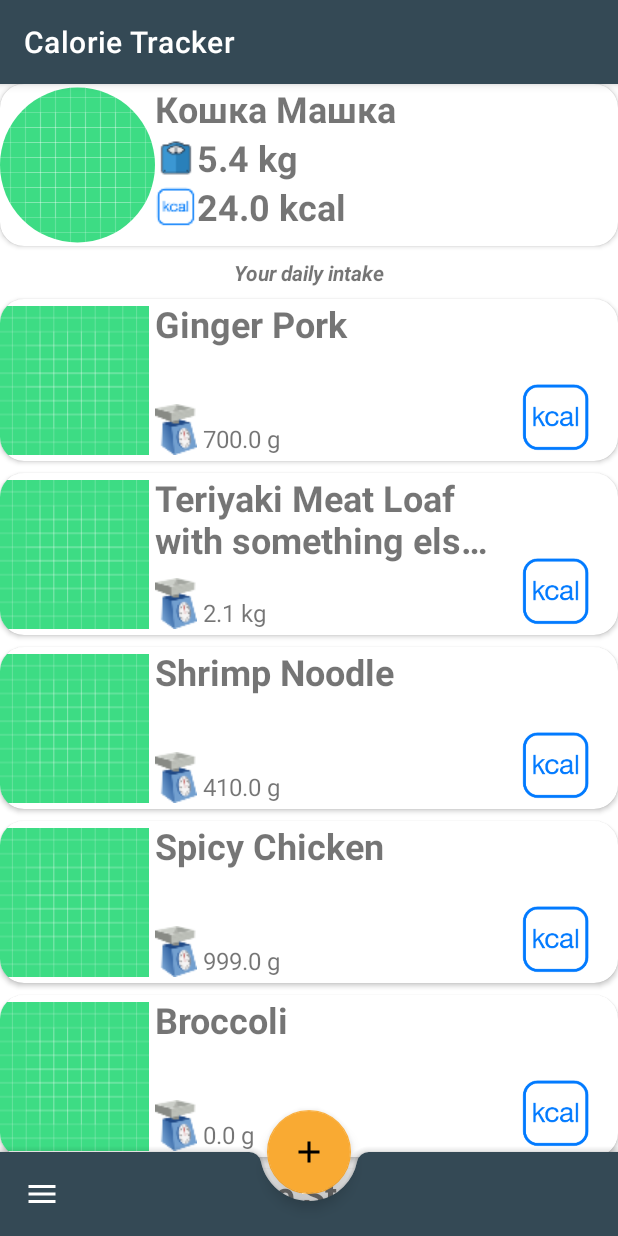
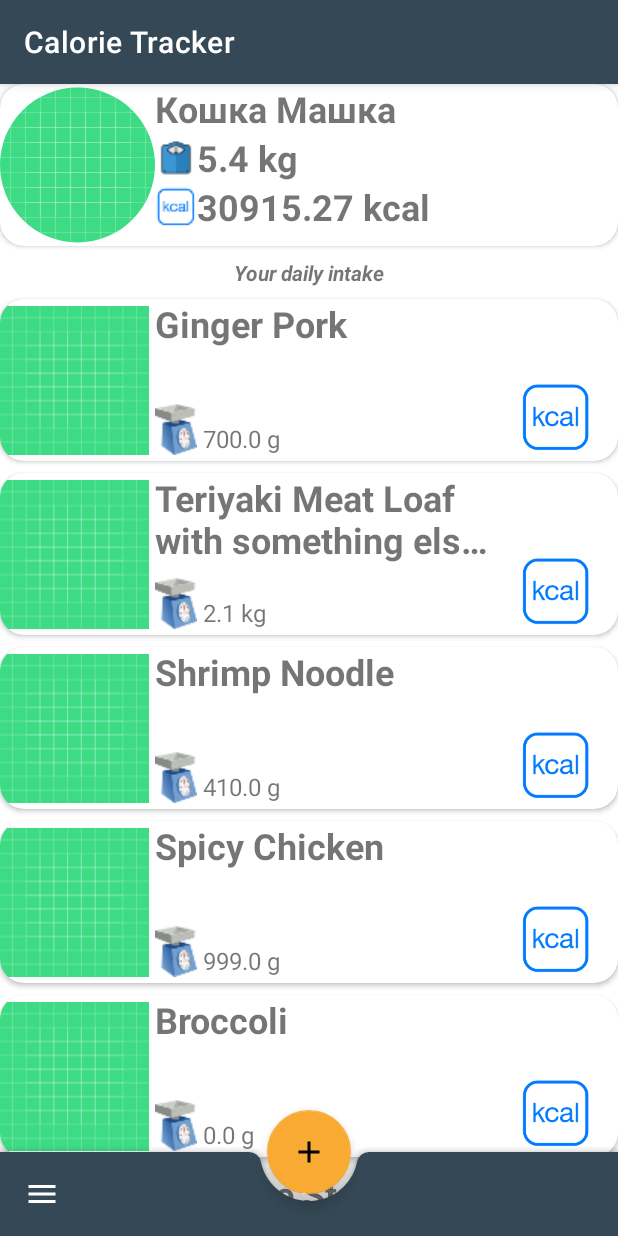
Before and after one commit to Vit-Zakh/calorie-tracker, an Android app: the screen it shows after launch (MainActivity), on a phone screen of 412 x 824 dp. Run offline under Robolectric (Android 15) with nearby library versions, the phone set to English and light mode, and no system bars; our stand-ins replace CircleImageView; pictures from the network do not load; 1 statement that could not run was skipped.

Commit message:
updated meal item layout, new meal images, hardcoded formulas

```diff
--- a/app/src/main/java/com/example/calorietracker/DailyIntakeFragment.kt
+++ b/app/src/main/java/com/example/calorietracker/DailyIntakeFragment.kt
@@ -7,7 +7,6 @@ import androidx.navigation.fragment.findNavController
 import androidx.recyclerview.widget.LinearLayoutManager
 import androidx.recyclerview.widget.RecyclerView
 import com.google.android.material.floatingactionbutton.FloatingActionButton
-import java.math.RoundingMode
 
 class DailyIntakeFragment : Fragment(R.layout.fragment_daily_intake) {
 
@@ -31,12 +30,12 @@ class DailyIntakeFragment : Fragment(R.layout.fragment_daily_intake) {
     }
 
     companion object {
-        fun getDailyCalories(): Double {
-            return DataSource.createDataSet().filterIsInstance<Meal>()
-                .sumByDouble {
-                    it.mealCalories.toBigDecimal().setScale(3, RoundingMode.HALF_EVEN).scale()
-                        .toDouble()
-                }
+
+        fun getDailyCalories(): String {
+            return "%.${2}f".format(
+                DataSource.createDataSet().filterIsInstance<Meal>()
+                    .sumByDouble { it.mealCalories.times(it.mealWeight.div(100)).toDouble() }
+            )
         }
     }
 }
--- a/app/src/main/java/com/example/calorietracker/DataSource.kt
+++ b/app/src/main/java/com/example/calorietracker/DataSource.kt
@@ -14,7 +14,7 @@ class DataSource {
                 Meal(
                     1,
                     "Ginger Pork",
-                    "https://picsum.photos/200/300",
+                    "https://images.unsplash.com/photo-1601748361140-03605c34e843?ixid=MXwxMjA3fDB8MHxwaG90by1wYWdlfHx8fGVufDB8fHw%3D&ixlib=rb-1.2.1&auto=format&fit=crop&w=634&q=80",
                     700f,
                     200.99f
                 )
@@ -23,7 +23,7 @@ class DataSource {
                 Meal(
                     2,
                     "Teriyaki Meat Loaf with something else, and salt and sauce, just to have a really long name here",
-                    "https://picsum.photos/200/300",
+                    "https://images.unsplash.com/photo-1548807371-30dc1bbe6cb5?ixid=MXwxMjA3fDB8MHxwaG90by1wYWdlfHx8fGVufDB8fHw%3D&ixlib=rb-1.2.1&auto=format&fit=crop&w=634&q=80",
                     2100f,
                     100.72f
                 )
@@ -32,7 +32,7 @@ class DataSource {
                 Meal(
                     3,
                     "Shrimp Noodle",
-                    "https://picsum.photos/200/300",
+                    "https://images.unsplash.com/photo-1528344476859-60b256f33f6f?ixid=MXwxMjA3fDB8MHxwaG90by1wYWdlfHx8fGVufDB8fHw%3D&ixlib=rb-1.2.1&auto=format&fit=crop&w=680&q=80",
                     410f,
                     300.87f
                 )
@@ -41,7 +41,7 @@ class DataSource {
                 Meal(
                     4,
                     "Spicy Chicken",
-                    "https://picsum.photos/200/300",
+                    "https://images.unsplash.com/photo-1491739481003-2991327b66e2?ixid=MXwxMjA3fDB8MHxwaG90by1wYWdlfHx8fGVufDB8fHw%3D&ixlib=rb-1.2.1&auto=format&fit=crop&w=1354&q=80",
                     999f,
                     400.11f
                 )
@@ -50,7 +50,7 @@ class DataSource {
                 Meal(
                     5,
                     "Broccoli",
-                    "https://picsum.photos/200/300",
+                    "https://images.unsplash.com/photo-1611095758464-6ff38fe3ca65?ixid=MXwxMjA3fDB8MHxwaG90by1wYWdlfHx8fGVufDB8fHw%3D&ixlib=rb-1.2.1&auto=format&fit=crop&w=634&q=80",
                     0f,
                     500.23f
                 )
@@ -59,7 +59,7 @@ class DataSource {
                 Meal(
                     6,
                     "Sausage Stew",
-                    "https://picsum.photos/200/300",
+                    "https://images.unsplash.com/photo-1547714695-bed5d1fef848?ixlib=rb-1.2.1&ixid=MXwxMjA3fDB8MHxwaG90by1wYWdlfHx8fGVufDB8fHw%3D&auto=format&fit=crop&w=634&q=80",
                     1f,
                     120.11f
                 )
@@ -68,7 +68,7 @@ class DataSource {
                 Meal(
                     7,
                     "Pizza",
-                    "https://picsum.photos/200/300",
+                    "https://images.unsplash.com/photo-1611068120738-e3801fcaa00a?ixid=MXwxMjA3fDB8MHxwaG90by1wYWdlfHx8fGVufDB8fHw%3D&ixlib=rb-1.2.1&auto=format&fit=crop&w=634&q=80",
                     17f,
                     900.56f
                 )
@@ -77,7 +77,7 @@ class DataSource {
                 Meal(
                     8,
                     "Pasta",
-                    "https://picsum.photos/200/300",
+                    "https://images.unsplash.com/photo-1608634070674-2db08b533d3a?ixid=MXwxMjA3fDB8MHxwaG90by1wYWdlfHx8fGVufDB8fHw%3D&ixlib=rb-1.2.1&auto=format&fit=crop&w=800&q=80",
                     3140f,
                     700.9f
                 )
--- a/app/src/main/res/layout/layout_meal_item.xml
+++ b/app/src/main/res/layout/layout_meal_item.xml
@@ -3,7 +3,7 @@
 <androidx.cardview.widget.CardView xmlns:android="http://schemas.android.com/apk/res/android"
     xmlns:app="http://schemas.android.com/apk/res-auto"
     android:layout_width="match_parent"
-    android:layout_height="wrap_content"
+    android:layout_height="@dimen/card_height"
     android:layout_marginTop="8dp"
     app:cardCornerRadius="16dp">
 
@@ -21,47 +21,30 @@
             app:layout_constraintTop_toTopOf="parent"
             app:layout_constraintWidth_percent="0.25" />
 
+        <androidx.constraintlayout.widget.ConstraintLayout
+            android:id="@+id/mealData"
+            android:layout_width="0dp"
+            android:layout_height="match_parent"
+            app:layout_constraintStart_toEndOf="@id/mealImage"
+            app:layout_constraintTop_toTopOf="parent"
+            app:layout_constraintWidth_percent="0.55"
+            android:paddingBottom="4dp">
+
             <TextView
                 android:id="@+id/mealTitle"
-            android:layout_width="0dp"
+                android:layout_width="match_parent"
                 android:layout_height="wrap_content"
                 android:ellipsize="end"
                 android:maxLines="2"
                 android:text="Food name"
                 android:textSize="24sp"
                 android:textStyle="bold"
-            app:layout_constraintStart_toEndOf="@id/mealImage"
-            app:layout_constraintTop_toTopOf="parent"
-            app:layout_constraintWidth_percent="0.55" />
-
-        <TextView
-            android:id="@+id/mealCalories"
-            android:layout_width="0dp"
-            android:layout_height="0dp"
-            android:gravity="bottom|center"
-            android:maxLines="1"
-            android:textSize="20sp"
-            app:layout_constraintEnd_toEndOf="parent"
-            app:layout_constraintHeight_percent="0.5"
-            app:layout_constraintTop_toTopOf="parent"
-            app:layout_constraintWidth_percent="0.20" />
-
-        <ImageView
-            android:id="@+id/foodCaloriesImage"
-            android:layout_width="0dp"
-            android:layout_height="0dp"
-            android:paddingBottom="4dp"
-            android:src="@drawable/ic_calories_128dp"
-            app:layout_constraintEnd_toEndOf="parent"
-            app:layout_constraintHeight_percent="0.50"
-            app:layout_constraintTop_toBottomOf="@id/mealCalories"
-            app:layout_constraintWidth_percent="0.20" />
+                app:layout_constraintTop_toTopOf="parent" />
 
             <TextView
                 android:id="@+id/mealSize"
                 android:layout_width="wrap_content"
                 android:layout_height="wrap_content"
-            android:paddingBottom="4dp"
                 android:text="size"
                 android:textSize="16sp"
                 app:layout_constraintBottom_toBottomOf="parent"
@@ -72,10 +55,45 @@
                 android:layout_width="wrap_content"
                 android:layout_height="wrap_content"
                 android:paddingRight="4dp"
-            android:paddingBottom="4dp"
                 android:src="@drawable/ic_scales_food"
                 app:layout_constraintBottom_toBottomOf="parent"
-            app:layout_constraintStart_toEndOf="@id/mealImage" />
+                app:layout_constraintStart_toStartOf="parent" />
 
         </androidx.constraintlayout.widget.ConstraintLayout>
+
+        <androidx.constraintlayout.widget.ConstraintLayout
+            android:id="@+id/caloriesResult"
+            android:layout_width="0dp"
+            android:layout_height="match_parent"
+            app:layout_constraintStart_toEndOf="@id/mealData"
+            app:layout_constraintTop_toTopOf="parent"
+            app:layout_constraintWidth_percent="0.2">
+
+            <TextView
+                android:id="@+id/mealCalories"
+                android:layout_width="wrap_content"
+                android:layout_height="0dp"
+                android:gravity="bottom|center"
+                android:maxLines="1"
+                android:text="3000.7"
+                android:textSize="20sp"
+                app:layout_constraintEnd_toEndOf="parent"
+                app:layout_constraintHeight_percent="0.5"
+                app:layout_constraintStart_toStartOf="parent"
+                app:layout_constraintTop_toTopOf="parent" />
+
+            <ImageView
+                android:id="@+id/foodCaloriesImage"
+                android:layout_width="wrap_content"
+                android:layout_height="0dp"
+                android:paddingBottom="4dp"
+                android:src="@drawable/ic_calories_128dp"
+                app:layout_constraintEnd_toEndOf="parent"
+                app:layout_constraintHeight_percent="0.50"
+                app:layout_constraintTop_toBottomOf="@id/mealCalories" />
+
+        </androidx.constraintlayout.widget.ConstraintLayout>
+
+    </androidx.constraintlayout.widget.ConstraintLayout>
+
 </androidx.cardview.widget.CardView>
--- a/app/src/main/res/layout/layout_user_item.xml
+++ b/app/src/main/res/layout/layout_user_item.xml
@@ -3,7 +3,7 @@
 <androidx.cardview.widget.CardView xmlns:android="http://schemas.android.com/apk/res/android"
     xmlns:app="http://schemas.android.com/apk/res-auto"
     android:layout_width="match_parent"
-    android:layout_height="wrap_content"
+    android:layout_height="@dimen/card_height"
     app:cardCornerRadius="16dp">
 
     <androidx.constraintlayout.widget.ConstraintLayout
@@ -24,6 +24,10 @@
             android:layout_width="wrap_content"
             android:layout_height="wrap_content"
             android:text="User name"
+            android:maxLines="1"
+            android:ellipsize="end"
+            android:layout_marginEnd="8dp"
+            android:layout_marginRight="8dp"
             android:textSize="24sp"
             android:textStyle="bold"
             app:layout_constraintStart_toEndOf="@id/userImage"
--- /dev/null
+++ b/app/src/main/res/values/dimen.xml
@@ -0,0 +1,4 @@
+<?xml version="1.0" encoding="utf-8"?>
+<resources>
+    <dimen name="card_height">108dp</dimen>
+</resources>
```
Lines whose indentation alone changed are shown as unchanged.
